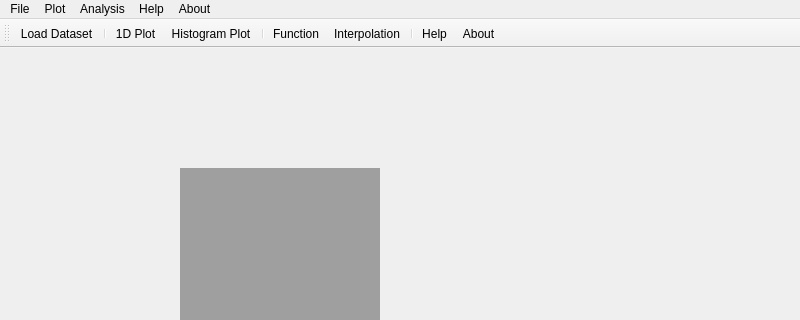
Before: the Qt Designer form parentwindow.ui in shr3yshr3y/DataViz_Assignment2, drawn with Qt 5; both pictures show x 0 to 800 and y 0 to 320 of the 800 by 600 pixel window.
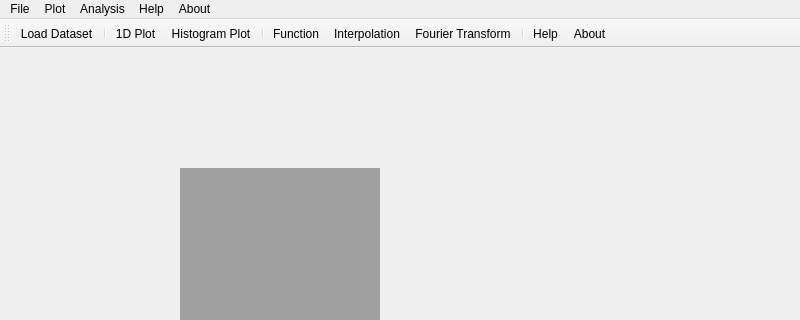
After: the same form once the commit is applied. Icons and pictures are not drawn.

```diff
--- a/parentwindow.ui
+++ b/parentwindow.ui
@@ -90,6 +90,7 @@
    <addaction name="separator"/>
    <addaction name="actionFunction"/>
    <addaction name="actionInterpolation"/>
+   <addaction name="actionFourierTransform"/>
    <addaction name="separator"/>
    <addaction name="actionHelp"/>
    <addaction name="actionAbout"/>
@@ -148,6 +149,15 @@
     <string>Interpolation</string>
    </property>
   </action>
+  <action name="actionFourierTransform">
+   <property name="icon">
+    <iconset resource="resources.qrc">
+     <normaloff>:/icons/function.svg</normaloff>:/icons/function.svg</iconset>
+   </property>
+   <property name="text">
+    <string>Fourier Transform</string>
+   </property>
+  </action>
   <action name="action1D_Plot">
    <property name="icon">
     <iconset resource="resources.qrc">
```
Left out of the diff: 1 changed line with no effect on the pictures.
